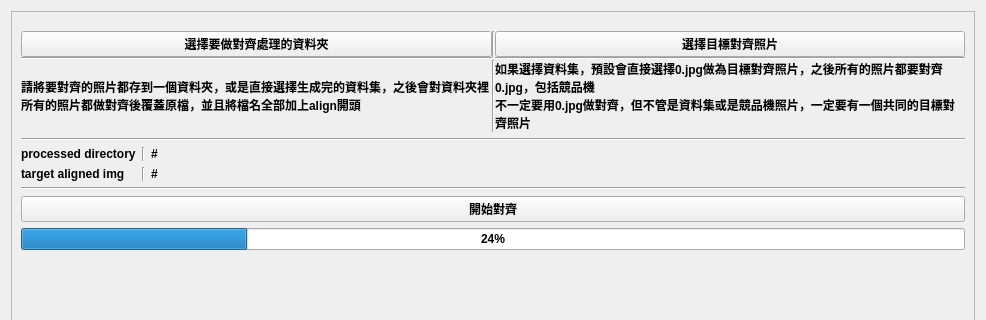
Qt form NTU/ML/MLAlignDataset/UI.ui (YuTing-Fang1999/FIH-tool) before a commit; both pictures show x 0 to 986 and y 0 to 320 of the 986 by 642 pixel window.
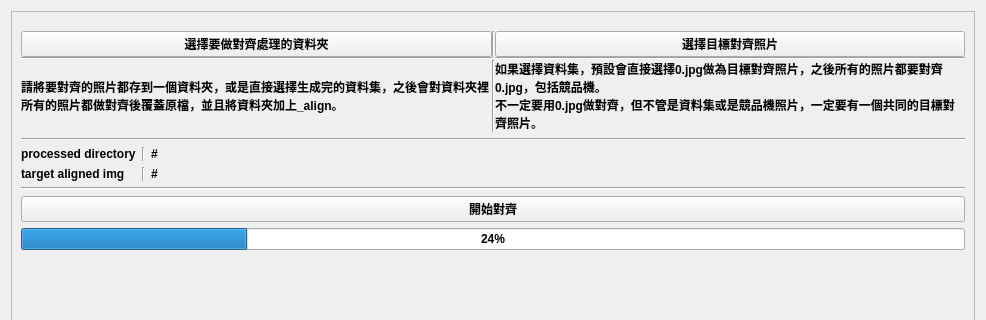
The same form after that commit.

Commit message: finish MLAlignDataset

```diff
--- a/NTU/ML/MLAlignDataset/UI.ui
+++ b/NTU/ML/MLAlignDataset/UI.ui
@@ -28,8 +28,8 @@
        <rect>
         <x>0</x>
         <y>0</y>
-        <width>962</width>
-        <height>618</height>
+        <width>972</width>
+        <height>628</height>
        </rect>
       </property>
       <layout class="QVBoxLayout" name="verticalLayout">
@@ -58,8 +58,8 @@
          <item row="2" column="2">
           <widget class="QLabel" name="label">
            <property name="text">
-            <string>如果選擇資料集，預設會直接選擇0.jpg做為目標對齊照片，之後所有的照片都要對齊0.jpg，包括競品機
-不一定要用0.jpg做對齊，但不管是資料集或是競品機照片，一定要有一個共同的目標對齊照片</string>
+            <string>如果選擇資料集，預設會直接選擇0.jpg做為目標對齊照片，之後所有的照片都要對齊0.jpg，包括競品機。
+不一定要用0.jpg做對齊，但不管是資料集或是競品機照片，一定要有一個共同的目標對齊照片。</string>
            </property>
            <property name="wordWrap">
             <bool>true</bool>
@@ -72,7 +72,7 @@
          <item row="2" column="0">
           <widget class="QLabel" name="label_2">
            <property name="text">
-            <string>請將要對齊的照片都存到一個資料夾，或是直接選擇生成完的資料集，之後會對資料夾裡所有的照片都做對齊後覆蓋原檔，並且將檔名全部加上align開頭</string>
+            <string>請將要對齊的照片都存到一個資料夾，或是直接選擇生成完的資料集，之後會對資料夾裡所有的照片都做對齊後覆蓋原檔，並且將資料夾加上_align。</string>
            </property>
            <property name="wordWrap">
             <bool>true</bool>
```
The commit also changes 3 other files.
